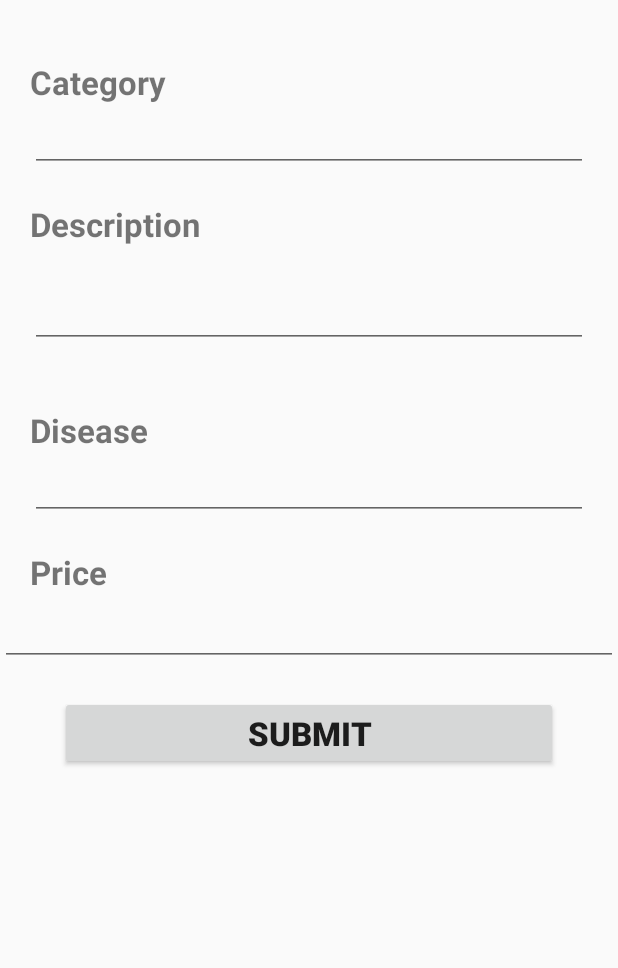
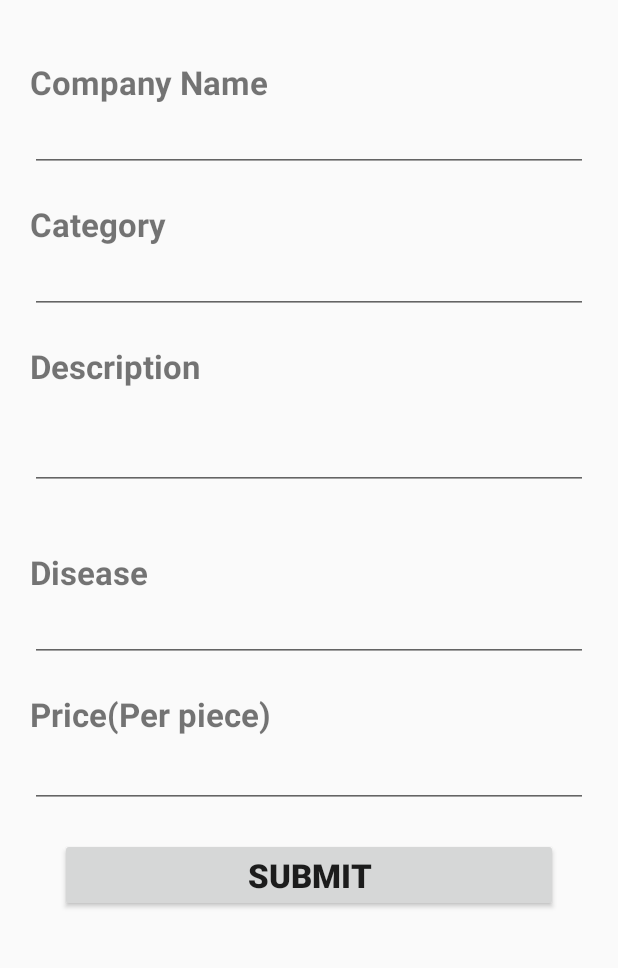
Before and after one commit to Nafsan/MedicineStore, an Android app: the AddItemActivity screen opened directly, with no data from a screen before it, on a phone screen of 412 x 824 dp, the part 197-1165 px from its top. Run offline under Robolectric (Android 15) with nearby library versions, the phone set to English and light mode, and no system bars; our stand-ins replace Firebase (no records; nobody signed in at launch, a user with empty details on screens opened directly); libraries missing offline, so code that uses them is left out: com.firebase.client.

Commit message:
Basic Listview

```diff
--- a/app/src/main/java/com/example/myproject/medicinestore/AddItemActivity.java
+++ b/app/src/main/java/com/example/myproject/medicinestore/AddItemActivity.java
@@ -29,11 +29,11 @@ import static android.content.ContentValues.TAG;
 public class AddItemActivity extends AppCompatActivity {
 
     private FirebaseDatabase mDatabase = FirebaseDatabase.getInstance();
-    private DatabaseReference mDatabaseReference = mDatabase.getReference();
+    private DatabaseReference mDatabaseReference = mDatabase.getReference("Medicine");
 
     EditText name, description,price;
     Button submit;
-    AutoCompleteTextView categoryTextView,diseaseTextView;
+    AutoCompleteTextView categoryTextView,diseaseTextView,companyTextView;
     private Firebase mRootRef;
     private String pid= null;
     @Override
@@ -53,7 +53,10 @@ public class AddItemActivity extends AppCompatActivity {
         };
         String[] disease = {"Fever","Gastric","Ulcer","Cancer","Kidney","Heart Disease","Pain","Liver"};
 
+        String[] companies ={"Square", "Beximco", "ACI","ACME","Marksman","General"};
+
         FirebaseApp.initializeApp(this);
+
 
         categoryTextView = findViewById(R.id.category);
         ArrayAdapter<String> arrayAdapter = new ArrayAdapter<String>(this,
@@ -62,6 +65,11 @@ public class AddItemActivity extends AppCompatActivity {
         categoryTextView.setThreshold(1);
         categoryTextView.setAdapter(arrayAdapter);
 
+        companyTextView = findViewById(R.id.company);
+        ArrayAdapter<String>companyAdapter = new ArrayAdapter<>(this,
+                android.R.layout.select_dialog_item,companies);
+        companyTextView.setThreshold(1);
+        companyTextView.setAdapter(companyAdapter);
 
         diseaseTextView = findViewById(R.id.disease);
         ArrayAdapter<String> diseaseAdapter = new ArrayAdapter<>(this,
@@ -110,11 +118,10 @@ public class AddItemActivity extends AppCompatActivity {
         final String Mcategory = categoryTextView.getText().toString();
         final String Mdisease = diseaseTextView.getText().toString();
         final String Mprice = price.getText().toString();
+        final String Mcompany = companyTextView.getText().toString();
+        final Medicine medicine = new Medicine(Mname,Mcompany,Mcategory,Mdescription,Mdisease,Mprice);
 
-        mRootRef = new Firebase("https://medicinestore-4131e.firebaseio.com/Medicine");
-        FirebaseDatabase.getInstance().getReference().child("Medicine").push().getKey();
-
-        Query query = FirebaseDatabase.getInstance().getReference().child("Medicine").orderByChild("Medicine Name").equalTo(Mname);
+        Query query = FirebaseDatabase.getInstance().getReference().child("Medicine").orderByChild(medicine.name).equalTo(Mname);
         query.addListenerForSingleValueEvent(new ValueEventListener() {
 
 
@@ -122,12 +129,12 @@ public class AddItemActivity extends AppCompatActivity {
             public void onDataChange(@NonNull DataSnapshot dataSnapshot) {
 
 
-                if (!dataSnapshot.exists() && Mname!=null && Mcategory!=null && Mdisease!=null && Mdescription!=null && Mprice!=null) {
-                    mDatabaseReference.child(pid).child("Medicine Name").setValue(Mname);
+                if (!dataSnapshot.exists() && Mname!=null && Mcompany!=null && Mcategory!=null && Mdisease!=null && Mdescription!=null && Mprice!=null) {
+                    mDatabaseReference.child(pid).setValue(medicine);/*
                     mDatabaseReference.child(pid).child("Category").setValue(Mcategory);
                     mDatabaseReference.child(pid).child("Description").setValue(Mdescription);
                     mDatabaseReference.child(pid).child("Disease").setValue(Mdisease);
-                    mDatabaseReference.child(pid).child("Price").setValue(Mprice);
+                    mDatabaseReference.child(pid).child("Price").setValue(Mprice);*/
 
                     Toast.makeText(getApplicationContext(), "Item Added", Toast.LENGTH_SHORT).show();
 
--- a/app/src/main/java/com/example/myproject/medicinestore/MainActivity.java
+++ b/app/src/main/java/com/example/myproject/medicinestore/MainActivity.java
@@ -33,8 +33,8 @@ public class MainActivity extends AppCompatActivity {
             public void onItemClick(AdapterView<?> adapterView, View view, int i, long l) {
                 if(i == 0) {
                     //startActivity(new Intent(MainActivity.this, Login.class));
-                    /*Intent intent = new Intent(getApplicationContext(), TrainingActivity.class);
-                    startActivity(intent);*/
+                    Intent intent = new Intent(getApplicationContext(), MedicineListActivity.class);
+                    startActivity(intent);
                 }
                 else if (i == 1) {
 
--- a/app/src/main/res/layout/activity_add_item.xml
+++ b/app/src/main/res/layout/activity_add_item.xml
@@ -20,6 +20,28 @@
             android:textSize="25sp"
             android:layout_margin="20sp"
             android:id="@+id/medicine_id"
+            />
+
+        <TextView
+            android:layout_width="wrap_content"
+            android:layout_height="wrap_content"
+            android:text="Company Name"
+            android:textStyle="bold"
+            android:textSize="22sp"
+            android:layout_marginLeft="20sp"
+            android:layout_marginRight="20sp"
+            android:layout_marginTop="20sp"
+            />
+        <AutoCompleteTextView
+            android:id="@+id/company"
+            android:layout_width="match_parent"
+            android:layout_height="wrap_content"
+            android:layout_centerHorizontal="true"
+            android:layout_below="@+id/medicine_id"
+            android:ems="10"
+            android:text=""
+            android:layout_marginLeft="20sp"
+            android:layout_marginRight="20sp"
             />
         <TextView
             android:layout_width="wrap_content"
@@ -56,8 +78,8 @@
         <EditText
             android:text=""
             android:layout_width="match_parent"
-            android:layout_height="wrap_content"
-            android:inputType="textImeMultiLine"
+            android:layout_height="match_parent"
+            android:inputType="textShortMessage"
             android:id="@+id/description"
             android:textSize="20sp"
             android:layout_margin="20sp"
@@ -91,7 +113,7 @@
         <TextView
             android:layout_width="wrap_content"
             android:layout_height="wrap_content"
-            android:text="Price"
+            android:text="Price(Per piece)"
             android:textStyle="bold"
             android:textSize="22sp"
             android:layout_marginLeft="20sp"
@@ -106,6 +128,8 @@
             android:id="@+id/price"
             android:text=""
             android:textSize="20sp"
+            android:layout_marginLeft="20sp"
+            android:layout_marginRight="20sp"
             />
 
         <Button
--- a/build.gradle
+++ b/build.gradle
@@ -18,6 +18,9 @@ allprojects {
     repositories {
         google()
         jcenter()
+        maven {
+            url "https://maven.google.com" // Google's Maven repository
+        }
 
     }
 }
```
Also changed, not shown: app/src/main/AndroidManifest.xml (+4 -3 lines), app/src/main/java/com/example/myproject/medicinestore/Medicine.java (added, +70 -0 lines), app/src/main/java/com/example/myproject/medicinestore/MedicineListActivity.java (added, +66 -0 lines), app/src/main/res/layout/activity_medicine_list.xml (added, +17 -0 lines).
